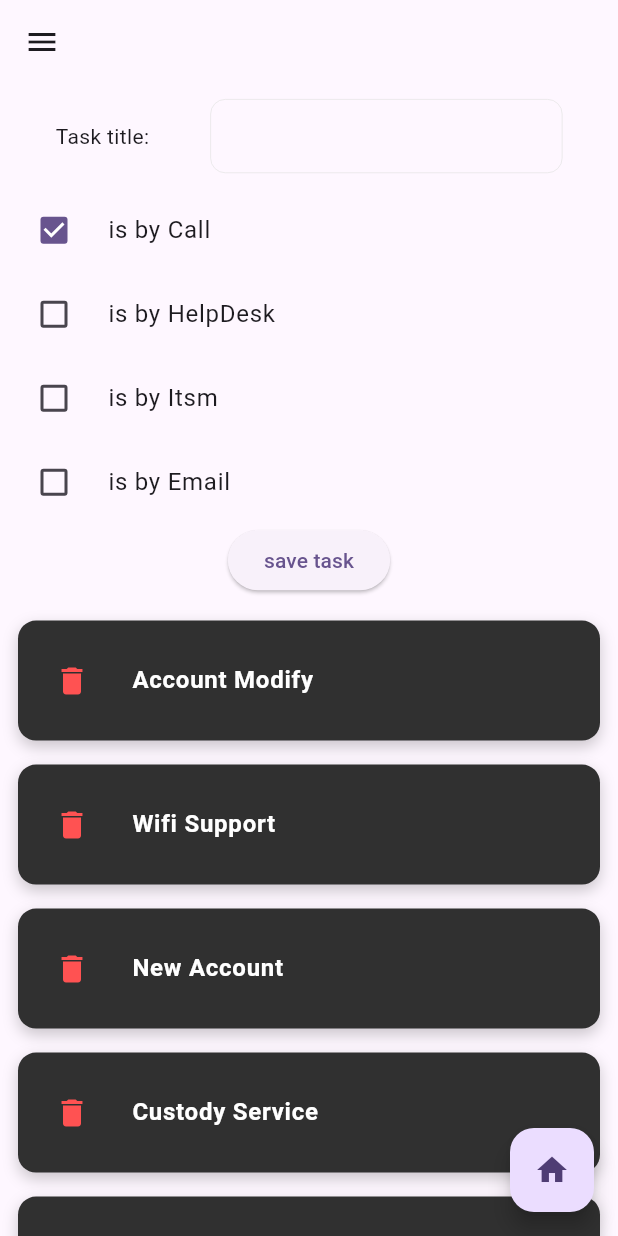
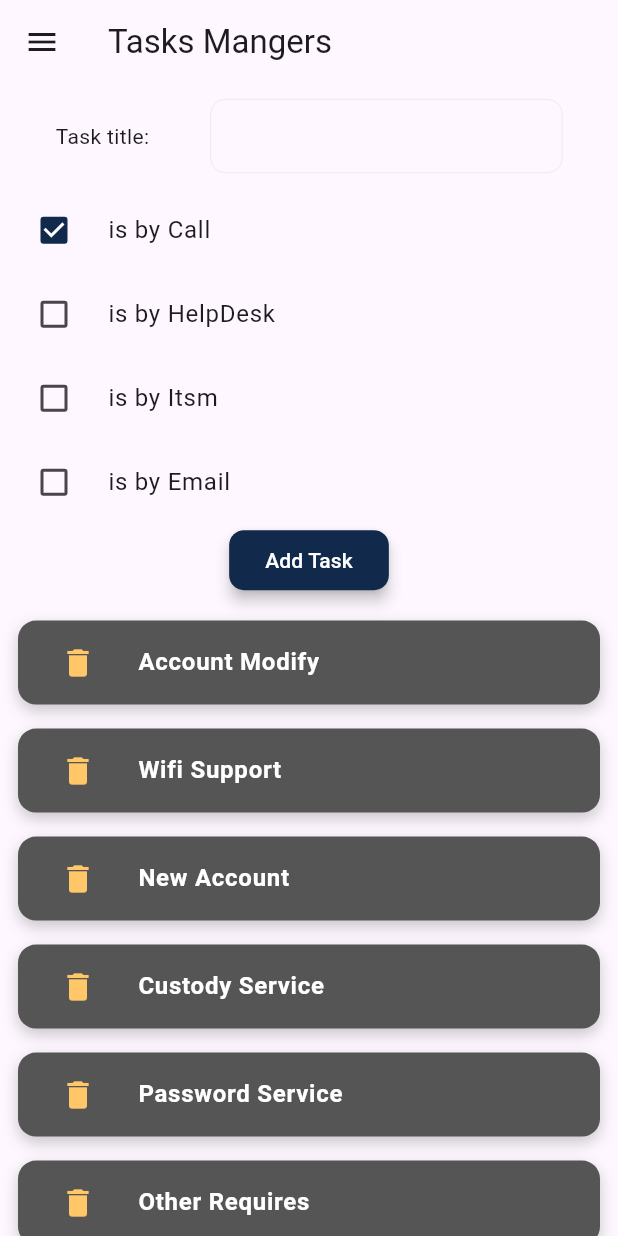
Before and after one commit to ftm120333/Tasks-Tracker, a Flutter app: the TaskList screen opened directly, after a tap on "is by Call", on a phone screen of 412 x 824 dp. Run offline on Flutter 3.47's test engine with Material 3 defaults, Android fonts, the phone set to English and light mode, and no system bars; our stand-ins replace hexcolor, hive, hive_flutter; missing offline and left inert: excel, share_extend; accounts and stored records are empty; generated files the repository leaves out were written again.

Commit message:
design modifications + adding about screen

```diff
--- a/lib/main.dart
+++ b/lib/main.dart
@@ -1,7 +1,6 @@
 import 'package:flutter/material.dart';
 import 'package:hive_flutter/hive_flutter.dart';
-import 'package:task_counter/screens/mangage_tasks.dart';
-
+import 'package:task_counter/screens/task_counters.dart';
 
 import 'models/task_models.dart';
 
--- /dev/null
+++ b/lib/screens/about.dart
@@ -0,0 +1,21 @@
+import 'package:flutter/material.dart';
+
+class AboutTheApp extends StatelessWidget {
+  const AboutTheApp({super.key});
+
+  @override
+  Widget build(BuildContext context) {
+    return Scaffold(
+      appBar: AppBar(
+        title: const Text("About This App"),
+      ),
+      body: Center(
+        child: SizedBox(
+          width: MediaQuery.of(context).size.width * 0.8,
+          child: const Text(
+              "This app is designed for Help Desk professionals to track their completed tasks and generate statistical reports in an Excel sheet within a specific time frame."),
+        ),
+      ),
+    );
+  }
+}
--- a/lib/screens/add_task_widget.dart
+++ b/lib/screens/components/add_task_widget.dart
@@ -1,7 +1,7 @@
 import 'package:flutter/material.dart';
 
-import '../app_config.dart';
-import '../models/task_models.dart';
+import '../../app_config.dart';
+import '../../models/task_models.dart';
 
 class AddTask extends StatefulWidget {
   final Function addTask;
@@ -70,7 +70,10 @@ class _AddTaskState extends State<AddTask> {
           ],
         ),
         CheckboxListTile(
-          title: Text("is by Call"),
+          activeColor: Res.kPrimaryColor,
+          checkColor: Res.whiteColor,
+
+          title: const Text("is by Call"),
           value: isbyCall,
           onChanged: (newValue) {
             setState(() {
@@ -82,7 +85,9 @@ class _AddTaskState extends State<AddTask> {
               ListTileControlAffinity.leading, //  <-- leading Checkbox
         ),
         CheckboxListTile(
-          title: Text("is by HelpDesk"),
+          activeColor: Res.kPrimaryColor,
+          checkColor: Res.whiteColor,
+          title: const Text("is by HelpDesk"),
           value: isbyHelpDesk,
           onChanged: (newValue) {
             setState(() {
@@ -93,7 +98,9 @@ class _AddTaskState extends State<AddTask> {
               ListTileControlAffinity.leading, //  <-- leading Checkbox
         ),
         CheckboxListTile(
-          title: Text("is by Itsm"),
+          activeColor: Res.kPrimaryColor,
+          checkColor: Res.whiteColor,
+          title: const Text("is by Itsm"),
           value: isbyItsm,
           onChanged: (newValue) {
             setState(() {
@@ -104,7 +111,9 @@ class _AddTaskState extends State<AddTask> {
               ListTileControlAffinity.leading, //  <-- leading Checkbox
         ),
         CheckboxListTile(
-          title: Text("is by Email"),
+          activeColor: Res.kPrimaryColor,
+          checkColor: Res.whiteColor,
+          title: const Text("is by Email"),
           value: isbyEmail,
           onChanged: (newValue) {
             setState(() {
@@ -115,6 +124,14 @@ class _AddTaskState extends State<AddTask> {
               ListTileControlAffinity.leading, //  <-- leading Checkbox
         ),
         ElevatedButton(
+          style: ElevatedButton.styleFrom(
+            backgroundColor: Res.kPrimaryColor,
+            foregroundColor: Res.whiteColor,
+            elevation: 4,
+            shape: RoundedRectangleBorder(
+              borderRadius: BorderRadius.circular(10),
+            ),
+          ),
           onPressed: () {
             String title = textController.text;
             if (title.isNotEmpty) {
@@ -128,7 +145,7 @@ class _AddTaskState extends State<AddTask> {
               textController.clear();
             }
           },
-          child: Text("save task"),
+          child: const Text("Add Task"),
         ),
       ],
     );
--- a/lib/screens/alart_dialog.dart
+++ b/lib/screens/components/alart_dialog.dart
@@ -1,6 +1,6 @@
 import 'package:flutter/material.dart';
 
-import '../app_config.dart';
+import '../../app_config.dart';
 
 showLoaderVersionAlart(
     BuildContext context, String title, String msg, onConfirm) {
--- a/lib/screens/drawer.dart
+++ b/lib/screens/components/drawer.dart
@@ -1,8 +1,9 @@
 import 'package:flutter/material.dart';
-import 'package:task_counter/screens/task_list.dart';
+import 'package:task_counter/screens/tasks_manager.dart';
 
-import '../app_config.dart';
-import 'mangage_tasks.dart';
+import '../../app_config.dart';
+import '../about.dart';
+import '../task_counters.dart';
 
 class TaskDrawer extends StatelessWidget {
   const TaskDrawer({super.key});
@@ -19,10 +20,10 @@ class TaskDrawer extends StatelessWidget {
           child: Column(
             children: [
               Text(
-                'Manage Tasks Counter',
+                'Tasks Tracker',
                 style: Res.textStyleNormalWhiteLLS,
               ),
-              SizedBox(
+              const SizedBox(
                 height: 10,
               ),
               Image.asset(
@@ -34,8 +35,8 @@ class TaskDrawer extends StatelessWidget {
         ),
       ),
       ListTile(
-        title: const Text('tasks dashboard'),
-        leading: Icon(Icons.home),
+        title: const Text('Tasks dashboard'),
+        leading: const Icon(Icons.home),
         onTap: () {
           Navigator.pop(context);
           Navigator.pushReplacement(context,
@@ -45,8 +46,8 @@ class TaskDrawer extends StatelessWidget {
         },
       ),
       ListTile(
-        leading: Icon(Icons.add_outlined),
-        title: const Text('manage tasks'),
+        leading: const Icon(Icons.add_outlined),
+        title: const Text('Manage Tasks'),
         onTap: () {
           Navigator.pop(context);
           Navigator.pushReplacement(context,
@@ -55,6 +56,16 @@ class TaskDrawer extends StatelessWidget {
           }));
         },
       ),
+      ListTile(
+        leading: const Icon(Icons.info_outline),
+        title: const Text('About'),
+        onTap: () {
+          Navigator.pop(context);
+          Navigator.push(context, MaterialPageRoute(builder: (context) {
+            return const AboutTheApp();
+          }));
+        },
+      ),
     ]));
   }
 }
--- a/lib/screens/task_item_widget.dart
+++ b/lib/screens/components/task_item_widget.dart
@@ -1,8 +1,8 @@
 import 'package:flutter/material.dart';
 import 'package:hive/hive.dart';
 
-import '../app_config.dart';
-import '../models/task_models.dart'; // Update with your actual path
+import '../../app_config.dart';
+import '../../models/task_models.dart'; // Update with your actual path
 
 class TaskItemWidget extends StatefulWidget {
   final Task task;
--- a/lib/screens/mangage_tasks.dart
+++ b/lib/screens/task_counters.dart
@@ -4,13 +4,13 @@ import 'package:excel/excel.dart';
 import 'package:flutter/material.dart';
 import 'package:path_provider/path_provider.dart';
 import 'package:share_extend/share_extend.dart';
-import 'package:task_counter/screens/task_item_widget.dart';
+import 'package:task_counter/screens/components/task_item_widget.dart';
 
 import '../app_config.dart';
 import '../models/task_models.dart';
 import '../services/hive_db_services.dart';
-import 'alart_dialog.dart';
-import 'drawer.dart';
+import 'components/alart_dialog.dart';
+import 'components/drawer.dart';
 
 class ManageTasksCounter extends StatefulWidget {
   const ManageTasksCounter({super.key});
@@ -82,7 +82,7 @@ class _ManageTasksCounterState extends State<ManageTasksCounter> {
       drawer: const TaskDrawer(),
       appBar: AppBar(
         title: Text(
-          'Manage Tasks Counter',
+          'Task Counters',
           style: Res.titleStyle,
         ),
         actions: [
--- a/lib/screens/task_list.dart
+++ b/lib/screens/tasks_manager.dart
@@ -1,11 +1,11 @@
 import 'package:flutter/material.dart';
 
+import '../app_config.dart';
 import '../models/task_models.dart';
 import '../services/hive_db_services.dart';
-import 'add_task_widget.dart';
-import 'alart_dialog.dart';
-import 'drawer.dart';
-import 'mangage_tasks.dart';
+import 'components/add_task_widget.dart';
+import 'components/alart_dialog.dart';
+import 'components/drawer.dart';
 
 class TaskList extends StatefulWidget {
   TaskList({super.key});
@@ -48,7 +48,9 @@ class _TaskListState extends State<TaskList> {
     print(tasks);
     return Scaffold(
       drawer: const TaskDrawer(),
-      appBar: AppBar(),
+      appBar: AppBar(
+        title: const Text("Tasks Mangers"),
+      ),
       body: Column(
         children: [
           AddTask(addTask: addTask),
@@ -91,17 +93,6 @@ class _TaskListState extends State<TaskList> {
           ),
         ],
       ),
-      floatingActionButton: FloatingActionButton(
-        onPressed: () {
-          Navigator.push(
-            context,
-            MaterialPageRoute(
-              builder: (context) => const ManageTasksCounter(),
-            ),
-          );
-        },
-        child: const Icon(Icons.home),
-      ),
     );
   }
 }
@@ -121,25 +112,24 @@ class TaskTile extends StatelessWidget {
     return Container(
       margin: const EdgeInsets.symmetric(vertical: 8.0, horizontal: 12.0),
       decoration: BoxDecoration(
-        color: Colors.grey[850],
+        color: Res.ddGrayColor,
         borderRadius: BorderRadius.circular(12.0),
         boxShadow: [
           BoxShadow(
             color: Colors.black.withOpacity(0.2),
             blurRadius: 8.0,
-            offset: Offset(0, 4),
+            offset: const Offset(0, 4),
           ),
         ],
       ),
       child: ListTile(
-        contentPadding: EdgeInsets.all(12.0),
         leading: IconButton(
           onPressed: onDelete,
-          icon: const Icon(Icons.delete, color: Colors.redAccent),
+          icon: Icon(Icons.delete, color: Res.sPrimaryColor),
         ),
         title: Text(
           title,
-          style: TextStyle(
+          style: const TextStyle(
             color: Colors.white,
             fontWeight: FontWeight.bold,
           ),
```
Also changed, not shown: 1 other file.
